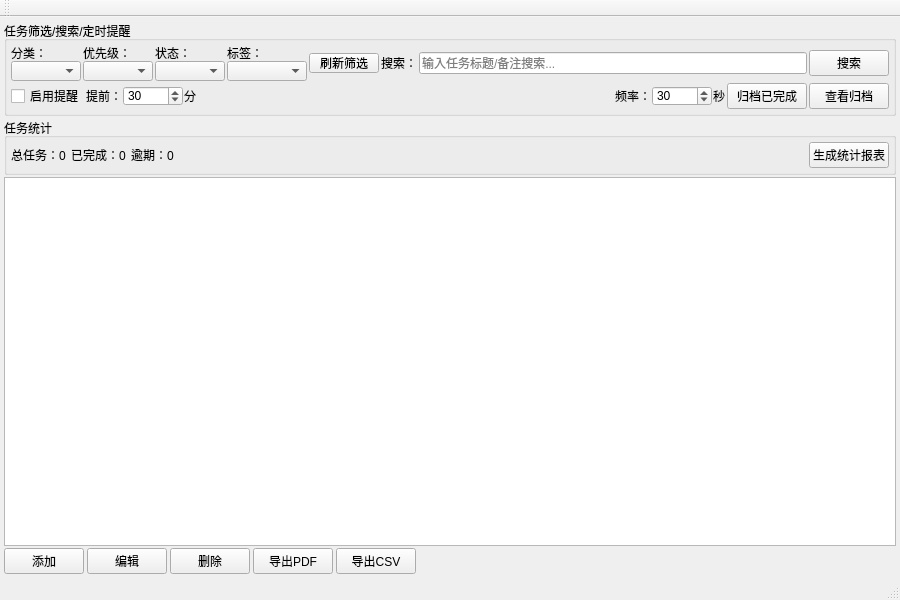
Qt form mainwindow.ui (hewenfei18/TaskManager) before a commit.
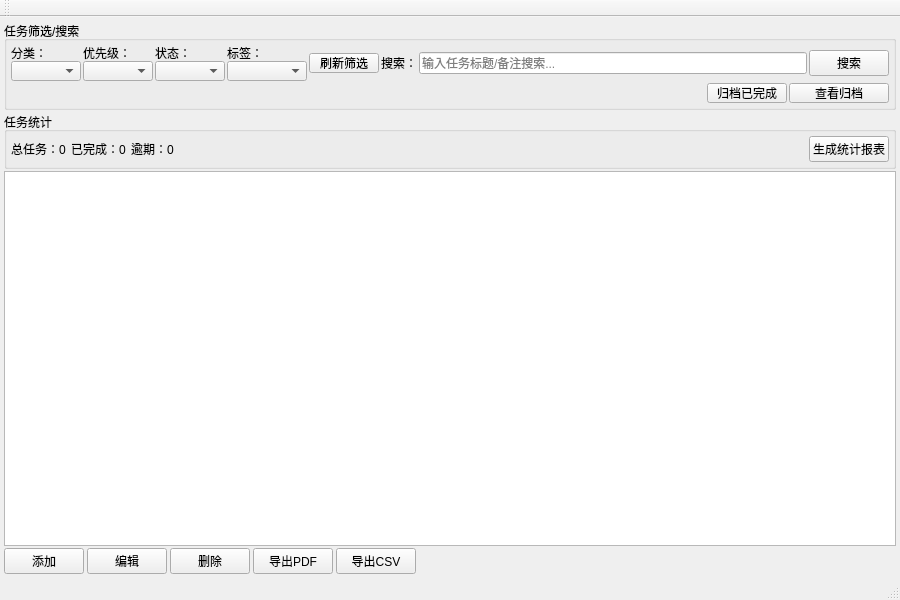
The same form after that commit.

Commit message: 第五次提交：实现任务筛查与分类管理

Patch:
```diff
--- a/mainwindow.ui
+++ b/mainwindow.ui
@@ -18,15 +18,15 @@
     <item>
      <!-- 筛选+搜索+定时提醒（新增标签筛选+搜索框） -->
      <widget class="QGroupBox" name="groupBoxFilter">
-      <property name="title">
-       <string>任务筛选/搜索/定时提醒</string>
-      </property>
       <property name="minimumSize">
        <size>
         <width>0</width>
         <height>80</height>
        </size>
       </property>
+      <property name="title">
+       <string>任务筛选/搜索</string>
+      </property>
       <layout class="QVBoxLayout" name="verticalLayout_7">
        <item>
         <layout class="QHBoxLayout" name="horizontalLayout_6" stretch="0,0,0,0,0,1,0,0">
@@ -263,90 +263,10 @@
         </layout>
        </item>
        <item>
-        <layout class="QHBoxLayout" name="horizontalLayout_8" stretch="0,0,1,0,0,0">
+        <layout class="QHBoxLayout" name="horizontalLayout_8" stretch="0,0,0">
          <property name="spacing">
           <number>2</number>
          </property>
-         <!-- 提醒开关 -->
-         <item>
-          <widget class="QCheckBox" name="checkBoxRemindEnable">
-           <property name="text">
-            <string>启用提醒</string>
-           </property>
-           <property name="minimumSize">
-            <size>
-             <width>0</width>
-             <height>20</height>
-            </size>
-           </property>
-          </widget>
-         </item>
-         <!-- 提前提醒 -->
-         <item>
-          <layout class="QHBoxLayout" name="horizontalLayout">
-           <property name="spacing">
-            <number>1</number>
-           </property>
-           <item>
-            <widget class="QLabel" name="labelRemind">
-             <property name="text">
-              <string>提前：</string>
-             </property>
-             <property name="minimumSize">
-              <size>
-               <width>0</width>
-               <height>20</height>
-              </size>
-             </property>
-            </widget>
-           </item>
-           <item>
-            <widget class="QSpinBox" name="spinBoxRemindMinutes">
-             <property name="minimum">
-              <number>0</number>
-             </property>
-             <property name="maximum">
-              <number>1440</number>
-             </property>
-             <property name="value">
-              <number>30</number>
-             </property>
-             <property name="sizePolicy">
-              <sizepolicy hsizetype="Fixed" vsizetype="Fixed">
-               <horstretch>0</horstretch>
-               <verstretch>0</verstretch>
-              </sizepolicy>
-             </property>
-             <property name="minimumSize">
-              <size>
-               <width>60</width>
-               <height>20</height>
-              </size>
-             </property>
-             <property name="maximumSize">
-              <size>
-               <width>60</width>
-               <height>20</height>
-              </size>
-             </property>
-            </widget>
-           </item>
-           <item>
-            <widget class="QLabel" name="labelMinute">
-             <property name="text">
-              <string>分</string>
-             </property>
-             <property name="minimumSize">
-              <size>
-               <width>0</width>
-               <height>20</height>
-              </size>
-             </property>
-            </widget>
-           </item>
-          </layout>
-         </item>
-         <!-- 占位符 -->
          <item>
           <spacer name="horizontalSpacer">
            <property name="orientation">
@@ -363,72 +283,6 @@
            </property>
           </spacer>
          </item>
-         <!-- 检查频率 -->
-         <item>
-          <layout class="QHBoxLayout" name="horizontalLayout_2">
-           <property name="spacing">
-            <number>1</number>
-           </property>
-           <item>
-            <widget class="QLabel" name="labelCheckInterval">
-             <property name="text">
-              <string>频率：</string>
-             </property>
-             <property name="minimumSize">
-              <size>
-               <width>0</width>
-               <height>20</height>
-              </size>
-             </property>
-            </widget>
-           </item>
-           <item>
-            <widget class="QSpinBox" name="spinBoxCheckInterval">
-             <property name="minimum">
-              <number>10</number>
-             </property>
-             <property name="maximum">
-              <number>300</number>
-             </property>
-             <property name="value">
-              <number>30</number>
-             </property>
-             <property name="sizePolicy">
-              <sizepolicy hsizetype="Fixed" vsizetype="Fixed">
-               <horstretch>0</horstretch>
-               <verstretch>0</verstretch>
-              </sizepolicy>
-             </property>
-             <property name="minimumSize">
-              <size>
-               <width>60</width>
-               <height>20</height>
-              </size>
-             </property>
-             <property name="maximumSize">
-              <size>
-               <width>60</width>
-               <height>20</height>
-              </size>
-             </property>
-            </widget>
-           </item>
-           <item>
-            <widget class="QLabel" name="labelSecond">
-             <property name="text">
-              <string>秒</string>
-             </property>
-             <property name="minimumSize">
-              <size>
-               <width>0</width>
-               <height>20</height>
-              </size>
-             </property>
-            </widget>
-           </item>
-          </layout>
-         </item>
-         <!-- 新增：归档已完成按钮 -->
          <item>
           <widget class="QPushButton" name="btnArchiveCompleted">
            <property name="text">
@@ -445,15 +299,27 @@
          <!-- 新增：查看归档按钮 -->
          <item>
           <widget class="QPushButton" name="btnViewArchive">
+           <property name="sizePolicy">
+            <sizepolicy hsizetype="Fixed" vsizetype="Fixed">
+             <horstretch>0</horstretch>
+             <verstretch>0</verstretch>
+            </sizepolicy>
+           </property>
+           <property name="minimumSize">
+            <size>
+             <width>100</width>
+             <height>20</height>
+            </size>
+           </property>
+           <property name="maximumSize">
+            <size>
+             <width>100</width>
+             <height>20</height>
+            </size>
+           </property>
            <property name="text">
             <string>查看归档</string>
            </property>
-           <property name="minimumSize">
-            <size>
-             <width>80</width>
-             <height>20</height>
-            </size>
-           </property>
           </widget>
          </item>
         </layout>
```
Left out of the diff: 200 changed lines with no effect on the pictures. The commit also changes 5 other files.
